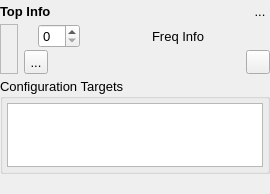
disorderedmaterials/dissolve, file src/gui/charts/procedurenode.ui: the form before one commit.
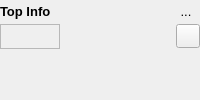
The form after the commit. Icons and pictures are not drawn. Custom widgets are drawn as their Qt base class.

Diff of the .ui file:
```diff
--- a/src/gui/charts/procedurenode.ui
+++ b/src/gui/charts/procedurenode.ui
@@ -7,7 +7,7 @@
     <x>0</x>
     <y>0</y>
     <width>200</width>
-    <height>194</height>
+    <height>100</height>
    </rect>
   </property>
   <property name="sizePolicy">
@@ -101,212 +101,7 @@
           <property name="verticalSpacing">
            <number>2</number>
           </property>
-          <item row="1" column="4" colspan="2">
-           <widget class="QLabel" name="FrequencyLabel">
-            <property name="sizePolicy">
-             <sizepolicy hsizetype="Expanding" vsizetype="Minimum">
-              <horstretch>2</horstretch>
-              <verstretch>0</verstretch>
-             </sizepolicy>
-            </property>
-            <property name="font">
-             <font>
-              <weight>50</weight>
-              <bold>false</bold>
-             </font>
-            </property>
-            <property name="text">
-             <string>Freq Info</string>
-            </property>
-            <property name="alignment">
-             <set>Qt::AlignCenter</set>
-            </property>
-           </widget>
-          </item>
-          <item row="1" column="3">
-           <widget class="QSpinBox" name="FrequencySpin">
-            <property name="sizePolicy">
-             <sizepolicy hsizetype="Minimum" vsizetype="Fixed">
-              <horstretch>0</horstretch>
-              <verstretch>0</verstretch>
-             </sizepolicy>
-            </property>
-           </widget>
-          </item>
-          <item row="1" column="2">
-           <widget class="QLabel" name="label">
-            <property name="sizePolicy">
-             <sizepolicy hsizetype="Minimum" vsizetype="Preferred">
-              <horstretch>0</horstretch>
-              <verstretch>0</verstretch>
-             </sizepolicy>
-            </property>
-            <property name="maximumSize">
-             <size>
-              <width>20</width>
-              <height>20</height>
-             </size>
-            </property>
-            <property name="text">
-             <string/>
-            </property>
-            <property name="pixmap">
-             <pixmap resource="main.qrc">:/general/icons/general_frequency.svg</pixmap>
-            </property>
-            <property name="scaledContents">
-             <bool>true</bool>
-            </property>
-           </widget>
-          </item>
-          <item row="2" column="2" colspan="4">
-           <layout class="QHBoxLayout" name="horizontalLayout">
-            <property name="spacing">
-             <number>4</number>
-            </property>
-            <item>
-             <widget class="QToolButton" name="RunButton">
-              <property name="sizePolicy">
-               <sizepolicy hsizetype="Preferred" vsizetype="Preferred">
-                <horstretch>0</horstretch>
-                <verstretch>0</verstretch>
-               </sizepolicy>
-              </property>
-              <property name="maximumSize">
-               <size>
-                <width>24</width>
-                <height>24</height>
-               </size>
-              </property>
-              <property name="toolTip">
-               <string>Run this module now</string>
-              </property>
-              <property name="text">
-               <string>...</string>
-              </property>
-              <property name="icon">
-               <iconset resource="main.qrc">
-                <normaloff>:/control/icons/control_play.svg</normaloff>:/control/icons/control_play.svg</iconset>
-              </property>
-              <property name="iconSize">
-               <size>
-                <width>20</width>
-                <height>20</height>
-               </size>
-              </property>
-             </widget>
-            </item>
-            <item>
-             <spacer name="horizontalSpacer_2">
-              <property name="orientation">
-               <enum>Qt::Horizontal</enum>
-              </property>
-              <property name="sizeType">
-               <enum>QSizePolicy::Expanding</enum>
-              </property>
-              <property name="sizeHint" stdset="0">
-               <size>
-                <width>40</width>
-                <height>20</height>
-               </size>
-              </property>
-             </spacer>
-            </item>
-            <item>
-             <widget class="QToolButton" name="EnabledButton">
-              <property name="sizePolicy">
-               <sizepolicy hsizetype="Preferred" vsizetype="Preferred">
-                <horstretch>0</horstretch>
-                <verstretch>0</verstretch>
-               </sizepolicy>
-              </property>
-              <property name="maximumSize">
-               <size>
-                <width>50</width>
-                <height>24</height>
-               </size>
-              </property>
-              <property name="toolTip">
-               <string>Whether the module is enabled</string>
-              </property>
-              <property name="text">
-               <string/>
-              </property>
-              <property name="icon">
-               <iconset resource="main.qrc">
-                <normaloff>:/general/icons/slider-off.svg</normaloff>
-                <normalon>:/general/icons/slider-on.svg</normalon>:/general/icons/slider-off.svg</iconset>
-              </property>
-              <property name="iconSize">
-               <size>
-                <width>50</width>
-                <height>20</height>
-               </size>
-              </property>
-              <property name="checkable">
-               <bool>true</bool>
-              </property>
-              <property name="checked">
-               <bool>false</bool>
-              </property>
-              <property name="autoRaise">
-               <bool>true</bool>
-              </property>
-             </widget>
-            </item>
-            <item>
-             <spacer name="horizontalSpacer">
-              <property name="orientation">
-               <enum>Qt::Horizontal</enum>
-              </property>
-              <property name="sizeType">
-               <enum>QSizePolicy::Expanding</enum>
-              </property>
-              <property name="sizeHint" stdset="0">
-               <size>
-                <width>40</width>
-                <height>20</height>
-               </size>
-              </property>
-             </spacer>
-            </item>
-            <item>
-             <widget class="QToolButton" name="ToggleSettingsButton">
-              <property name="sizePolicy">
-               <sizepolicy hsizetype="Preferred" vsizetype="Preferred">
-                <horstretch>0</horstretch>
-                <verstretch>0</verstretch>
-               </sizepolicy>
-              </property>
-              <property name="maximumSize">
-               <size>
-                <width>24</width>
-                <height>24</height>
-               </size>
-              </property>
-              <property name="toolTip">
-               <string>Toggle module keyword controls</string>
-              </property>
-              <property name="text">
-               <string/>
-              </property>
-              <property name="icon">
-               <iconset resource="main.qrc">
-                <normaloff>:/general/icons/general_options.svg</normaloff>:/general/icons/general_options.svg</iconset>
-              </property>
-              <property name="iconSize">
-               <size>
-                <width>20</width>
-                <height>20</height>
-               </size>
-              </property>
-              <property name="checkable">
-               <bool>true</bool>
-              </property>
-             </widget>
-            </item>
-           </layout>
-          </item>
-          <item row="0" column="0" colspan="5">
+          <item row="0" column="0" colspan="4">
            <widget class="QLabel" name="TopLabel">
             <property name="sizePolicy">
              <sizepolicy hsizetype="Expanding" vsizetype="Minimum">
@@ -328,7 +123,14 @@
             </property>
            </widget>
           </item>
-          <item row="0" column="5">
+          <item row="2" column="2" colspan="3">
+           <layout class="QHBoxLayout" name="horizontalLayout">
+            <property name="spacing">
+             <number>4</number>
+            </property>
+           </layout>
+          </item>
+          <item row="0" column="4">
            <widget class="QToolButton" name="RemoveButton">
             <property name="sizePolicy">
              <sizepolicy hsizetype="Minimum" vsizetype="Preferred">
@@ -427,6 +229,41 @@
             </layout>
            </widget>
           </item>
+          <item row="1" column="4">
+           <widget class="QToolButton" name="ToggleSettingsButton">
+            <property name="sizePolicy">
+             <sizepolicy hsizetype="Preferred" vsizetype="Preferred">
+              <horstretch>0</horstretch>
+              <verstretch>0</verstretch>
+             </sizepolicy>
+            </property>
+            <property name="maximumSize">
+             <size>
+              <width>24</width>
+              <height>24</height>
+             </size>
+            </property>
+            <property name="toolTip">
+             <string>Toggle module keyword controls</string>
+            </property>
+            <property name="text">
+             <string/>
+            </property>
+            <property name="icon">
+             <iconset resource="../main.qrc">
+              <normaloff>:/general/icons/general_options.svg</normaloff>:/general/icons/general_options.svg</iconset>
+            </property>
+            <property name="iconSize">
+             <size>
+              <width>20</width>
+              <height>20</height>
+             </size>
+            </property>
+            <property name="checkable">
+             <bool>true</bool>
+            </property>
+           </widget>
+          </item>
          </layout>
         </item>
        </layout>
@@ -458,52 +295,6 @@
       <property name="bottomMargin">
        <number>0</number>
       </property>
-      <item>
-       <widget class="QGroupBox" name="ConfigurationTargetGroup">
-        <property name="title">
-         <string>Configuration Targets</string>
-        </property>
-        <layout class="QVBoxLayout" name="verticalLayout_5">
-         <property name="spacing">
-          <number>4</number>
-         </property>
-         <property name="leftMargin">
-          <number>4</number>
-         </property>
-         <property name="topMargin">
-          <number>4</number>
-         </property>
-         <property name="rightMargin">
-          <number>4</number>
-         </property>
-         <property name="bottomMargin">
-          <number>4</number>
-         </property>
-         <item>
-          <widget class="QListWidget" name="ConfigurationTargetList">
-           <property name="sizePolicy">
-            <sizepolicy hsizetype="Expanding" vsizetype="Minimum">
-             <horstretch>0</horstretch>
-             <verstretch>0</verstretch>
-            </sizepolicy>
-           </property>
-           <property name="maximumSize">
-            <size>
-             <width>16777215</width>
-             <height>64</height>
-            </size>
-           </property>
-           <property name="editTriggers">
-            <set>QAbstractItemView::NoEditTriggers</set>
-           </property>
-           <property name="viewMode">
-            <enum>QListView::ListMode</enum>
-           </property>
-          </widget>
-         </item>
-        </layout>
-       </widget>
-      </item>
       <item>
        <widget class="ModuleKeywordsWidget" name="KeywordsWidget" native="true">
         <property name="sizePolicy">
```
Left out of the diff: 5 changed lines with no effect on the pictures.
